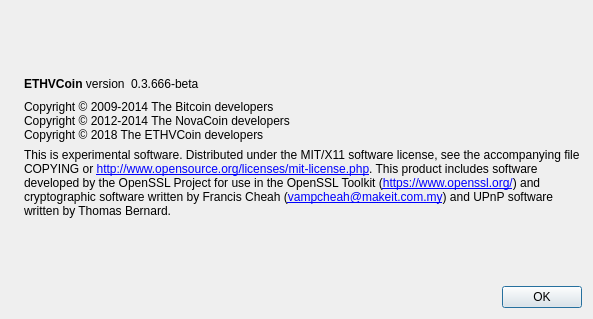
ethvcoins/ethv, file src/qt/forms/aboutdialog.ui: the form before one commit.
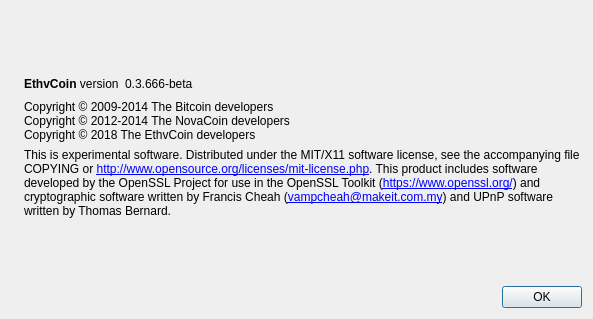
The form after the commit. Icons and pictures are not drawn.

Diff of the .ui file:
```diff
--- a/src/qt/forms/aboutdialog.ui
+++ b/src/qt/forms/aboutdialog.ui
@@ -50,7 +50,7 @@
           <cursorShape>IBeamCursor</cursorShape>
          </property>
          <property name="text">
-          <string>&lt;b&gt;ETHVCoin&lt;/b&gt; version</string>
+          <string>&lt;b&gt;EthvCoin&lt;/b&gt; version</string>
          </property>
          <property name="textInteractionFlags">
           <set>Qt::LinksAccessibleByMouse|Qt::TextSelectableByKeyboard|Qt::TextSelectableByMouse</set>
@@ -93,7 +93,7 @@
        <property name="text">
         <string>Copyright © 2009-2014 The Bitcoin developers
 Copyright © 2012-2014 The NovaCoin developers
-Copyright © 2018 The ETHVCoin developers</string>
+Copyright © 2018 The EthvCoin developers</string>
        </property>
        <property name="textInteractionFlags">
         <set>Qt::LinksAccessibleByMouse|Qt::TextSelectableByKeyboard|Qt::TextSelectableByMouse</set>
```
Left out of the diff: 2 changed lines with no effect on the pictures.
